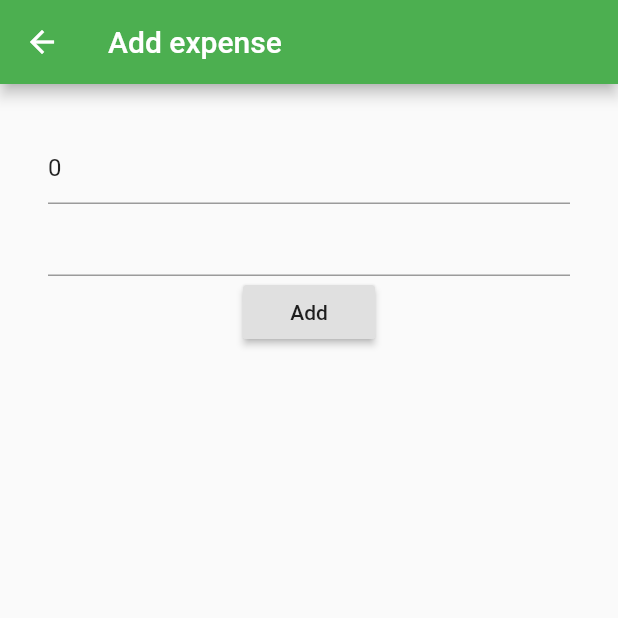
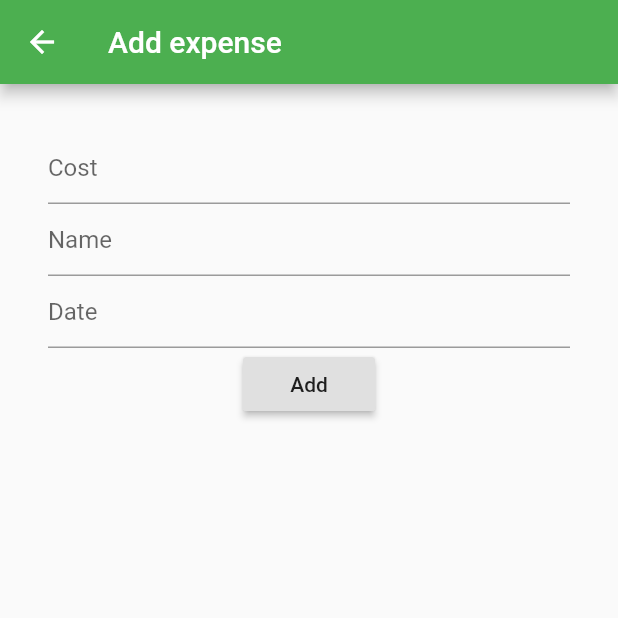
Before and after one commit to manosh7n/expense_log, a Flutter app: the screen it shows after launch, after a tap on the "add" icon, on a phone screen of 412 x 824 dp, the top half of it. Run offline on Flutter 3.47's test engine with Material 2 defaults, Android fonts, the phone set to English and light mode, and no system bars; drawn by our look-alikes of datetime_picker_formfield; our stand-ins replace sqflite; accounts and stored records are empty.

Commit message:
add datetime picker

```diff
--- a/lib/AddExpense.dart
+++ b/lib/AddExpense.dart
@@ -1,10 +1,14 @@
 import 'package:cost_control/ExpensesModel.dart';
 import 'package:flutter/cupertino.dart';
 import 'package:flutter/material.dart';
+import 'package:datetime_picker_formfield/datetime_picker_formfield.dart';
+import 'package:intl/intl.dart';
 
 class _AddExpenseState extends State<AddExpense> {
   double _price;
   String _name;
+  DateTime _date;
+  final format = DateFormat("yyyy-MM-dd HH:mm");
   ExpensesModel _model;
   GlobalKey<FormState> _formkey = GlobalKey<FormState>();
 
@@ -23,8 +27,10 @@ class _AddExpenseState extends State<AddExpense> {
             child: Column(
               children: [
                 TextFormField(
-                  autovalidate: true,
-                  initialValue: "0",
+                  decoration: const InputDecoration(
+                    hintText: 'Cost',
+                  ),
+
                   keyboardType: TextInputType.number,
                   validator: (value) {
                     if (double.tryParse(value) != null) {
@@ -38,15 +44,44 @@ class _AddExpenseState extends State<AddExpense> {
                   },
                 ),
                 TextFormField(
+                  decoration: const InputDecoration(
+                    hintText: 'Name',
+                  ),
                   onSaved: (value) {
                     _name = value;
+                  },
+                ),
+                DateTimeField(
+                  decoration: const InputDecoration(
+                    hintText: 'Date',
+                  ),
+                  format: format,
+                  onShowPicker: (context, currentValue) async {
+                    final date = await showDatePicker(
+                        context: context,
+                        firstDate: DateTime(1900),
+                        initialDate: currentValue ?? DateTime.now(),
+                        lastDate: DateTime(2100));
+                    if (date != null) {
+                      final time = await showTimePicker(
+                        context: context,
+                        initialTime: TimeOfDay.fromDateTime(
+                            currentValue ?? DateTime.now()),
+                      );
+                      return DateTimeField.combine(date, time);
+                    } else {
+                      return currentValue;
+                    }
+                  },
+                  onSaved: (value) {
+                    _date = DateTime.parse(value.toString());
                   },
                 ),
                 RaisedButton(
                   onPressed: () {
                     if (_formkey.currentState.validate()) {
                       _formkey.currentState.save();
-                      _model.AddExpense(_name, _price);
+                      _model.AddExpense(_name, _price, _date);
 
                       Navigator.pop(context);
                     }
--- a/lib/ExpenseDB.dart
+++ b/lib/ExpenseDB.dart
@@ -9,7 +9,7 @@ class ExpenseDB {
   ExpenseDB() {}
   Database _db;
 
-  Future<Database> get Db async {
+  Future<Database> get database async {
     if (_db == null) {
       _db = await initialize();
     }
@@ -31,7 +31,7 @@ class ExpenseDB {
   }
 
   Future<List<Expense>> getAllExpenses() async {
-    Database db = await Db;
+    Database db = await database;
     var query = await db.rawQuery("SELECT * FROM Expenses ORDER BY date DESC");
     List<Expense> result = List<Expense>();
     query.forEach((f) => result.add(
@@ -40,7 +40,7 @@ class ExpenseDB {
   }
 
   Future<void> addExpense(String name, double price, DateTime dateTime) async {
-    Database db = await Db;
+    Database db = await database;
     var date = dateTime.toString();
     await db.rawInsert(
         "INSERT INTO Expenses (name, date, price) VALUES (\"$name\",\"$date\", $price)");
--- a/lib/ExpensesModel.dart
+++ b/lib/ExpensesModel.dart
@@ -4,24 +4,16 @@ import 'Expensive.dart';
 import 'package:intl/intl.dart';
 
 class ExpensesModel extends Model {
-  List<Expense> _items = [
-    Expense(1, DateTime.now(), "Something", 10000),
-    Expense(2, DateTime.now(), "Something2", 1000),
-    Expense(3, DateTime.now(), "Something3", 100),
-  ];
+  List<Expense> _items = [];
+  DateFormat dateFormat = DateFormat().add_yMMMMd().add_Hm();
+  ExpenseDB _database;
 
-  int _idgenerator = 3;
-
-  ExpenseDB _database;
+  int get recordCount => _items.length;
 
   ExpensesModel() {
     _database = ExpenseDB();
     load();
   }
-
-  DateFormat dateFormat = DateFormat().add_yMMMMd().add_Hm();
-
-  int get recordCount => _items.length;
 
   String getTotalExp() {
     double total = 0.0;
@@ -58,8 +50,8 @@ class ExpensesModel extends Model {
     notifyListeners();
   }
 
-  void AddExpense(String name, double price) {
-    Future<void> future = _database.addExpense(name, price, DateTime.now());
+  void AddExpense(String name, double price, DateTime date) {
+    Future<void> future = _database.addExpense(name, price, date);
     future.then((_) {
       load();
     });
--- a/lib/main.dart
+++ b/lib/main.dart
@@ -1,9 +1,9 @@
 import 'package:cost_control/AddExpense.dart';
 import 'package:cost_control/ExpensesModel.dart';
-import 'package:cost_control/Expensive.dart';
 import 'package:flutter/cupertino.dart';
 import 'package:flutter/material.dart';
 import 'package:scoped_model/scoped_model.dart';
+
 
 void main() => runApp(MyApp());
 
--- a/pubspec.yaml
+++ b/pubspec.yaml
@@ -28,6 +28,7 @@ dependencies:
   sqflite: ^1.3.0
   path_provider: ^1.6.5
   path: ^1.6.4
+  datetime_picker_formfield: ^1.0.0
 
 dev_dependencies:
   flutter_test:
```
Also changed, not shown: pubspec.lock.
